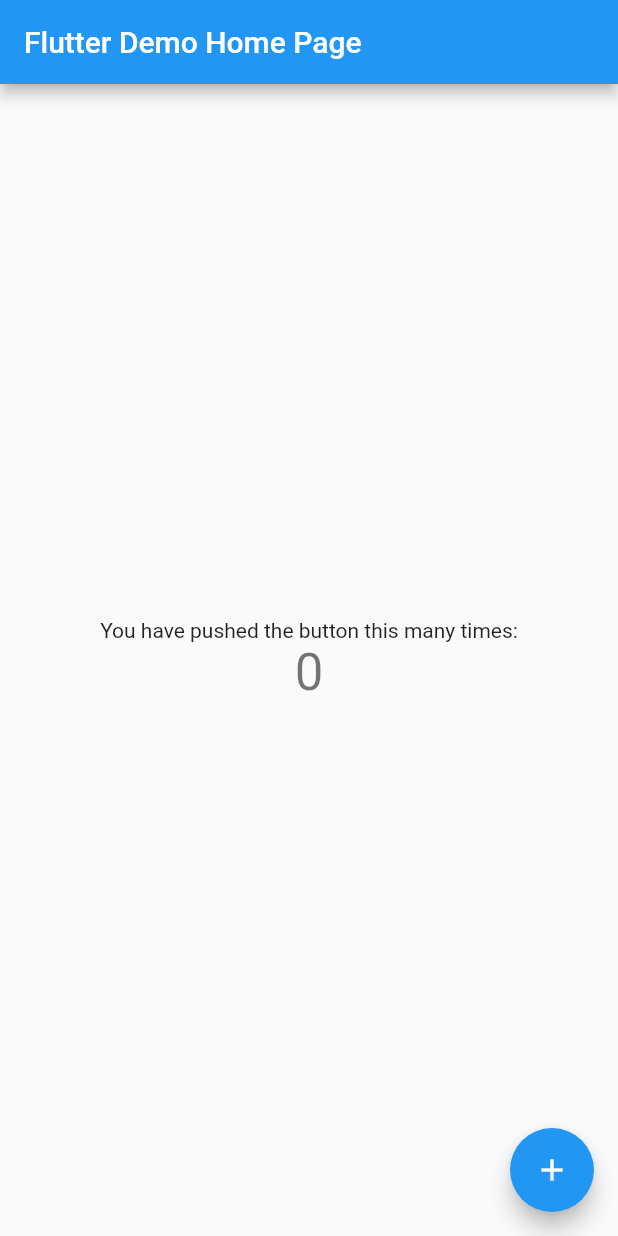
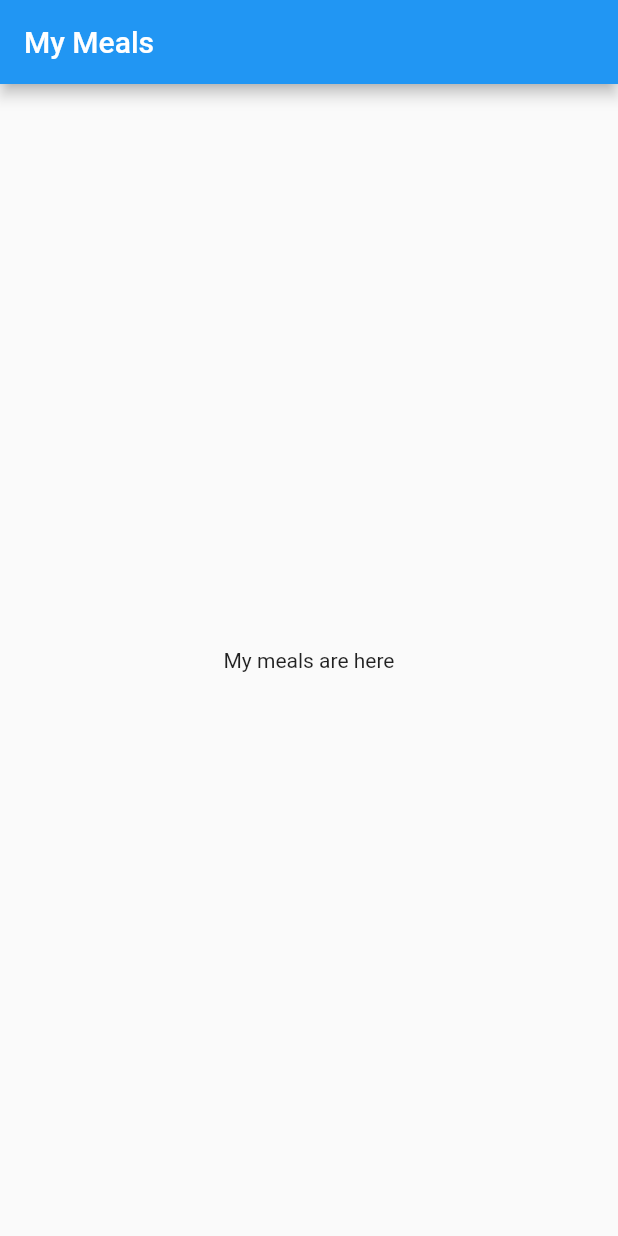
Before and after one commit to catalinvunvulea/MyMeals, a Flutter app: the screen it shows after launch, on a phone screen of 412 x 824 dp. Run offline on Flutter 3.47's test engine with Material 2 defaults, Android fonts, the phone set to English and light mode, and no system bars.

Commit message:
Clear original context

```diff
--- a/lib/main.dart
+++ b/lib/main.dart
@@ -9,39 +9,17 @@ class MyApp extends StatelessWidget {
   @override
   Widget build(BuildContext context) {
     return MaterialApp(
-      title: 'Flutter Demo',
+      title: 'MyMeals',
       theme: ThemeData(
-        // This is the theme of your application.
-        //
-        // Try running your application with "flutter run". You'll see the
-        // application has a blue toolbar. Then, without quitting the app, try
-        // changing the primarySwatch below to Colors.green and then invoke
-        // "hot reload" (press "r" in the console where you ran "flutter run",
-        // or simply save your changes to "hot reload" in a Flutter IDE).
-        // Notice that the counter didn't reset back to zero; the application
-        // is not restarted.
-        primarySwatch: Colors.blue,
-        // This makes the visual density adapt to the platform that you run
-        // the app on. For desktop platforms, the controls will be smaller and
-        // closer together (more dense) than on mobile platforms.
         visualDensity: VisualDensity.adaptivePlatformDensity,
       ),
-      home: MyHomePage(title: 'Flutter Demo Home Page'),
+      home: MyHomePage(title: 'Home Page x'),
     );
   }
 }
 
 class MyHomePage extends StatefulWidget {
   MyHomePage({Key key, this.title}) : super(key: key);
-
-  // This widget is the home page of your application. It is stateful, meaning
-  // that it has a State object (defined below) that contains fields that affect
-  // how it looks.
-
-  // This class is the configuration for the state. It holds the values (in this
-  // case the title) provided by the parent (in this case the App widget) and
-  // used by the build method of the State. Fields in a Widget subclass are
-  // always marked "final".
 
   final String title;
 
@@ -50,68 +28,19 @@ class MyHomePage extends StatefulWidget {
 }
 
 class _MyHomePageState extends State<MyHomePage> {
-  int _counter = 0;
-
-  void _incrementCounter() {
-    setState(() {
-      // This call to setState tells the Flutter framework that something has
-      // changed in this State, which causes it to rerun the build method below
-      // so that the display can reflect the updated values. If we changed
-      // _counter without calling setState(), then the build method would not be
-      // called again, and so nothing would appear to happen.
-      _counter++;
-    });
-  }
-
   @override
   Widget build(BuildContext context) {
-    // This method is rerun every time setState is called, for instance as done
-    // by the _incrementCounter method above.
-    //
-    // The Flutter framework has been optimized to make rerunning build methods
-    // fast, so that you can just rebuild anything that needs updating rather
-    // than having to individually change instances of widgets.
     return Scaffold(
       appBar: AppBar(
-        // Here we take the value from the MyHomePage object that was created by
-        // the App.build method, and use it to set our appbar title.
-        title: Text(widget.title),
+        title: Text(
+          "My Meals",
+        ),
       ),
       body: Center(
-        // Center is a layout widget. It takes a single child and positions it
-        // in the middle of the parent.
-        child: Column(
-          // Column is also a layout widget. It takes a list of children and
-          // arranges them vertically. By default, it sizes itself to fit its
-          // children horizontally, and tries to be as tall as its parent.
-          //
-          // Invoke "debug painting" (press "p" in the console, choose the
-          // "Toggle Debug Paint" action from the Flutter Inspector in Android
-          // Studio, or the "Toggle Debug Paint" command in Visual Studio Code)
-          // to see the wireframe for each widget.
-          //
-          // Column has various properties to control how it sizes itself and
-          // how it positions its children. Here we use mainAxisAlignment to
-          // center the children vertically; the main axis here is the vertical
-          // axis because Columns are vertical (the cross axis would be
-          // horizontal).
-          mainAxisAlignment: MainAxisAlignment.center,
-          children: <Widget>[
-            Text(
-              'You have pushed the button this many times:',
-            ),
-            Text(
-              '$_counter',
-              style: Theme.of(context).textTheme.headline4,
-            ),
-          ],
+        child: Text(
+          'My meals are here',
         ),
       ),
-      floatingActionButton: FloatingActionButton(
-        onPressed: _incrementCounter,
-        tooltip: 'Increment',
-        child: Icon(Icons.add),
-      ), // This trailing comma makes auto-formatting nicer for build methods.
     );
   }
 }
```
